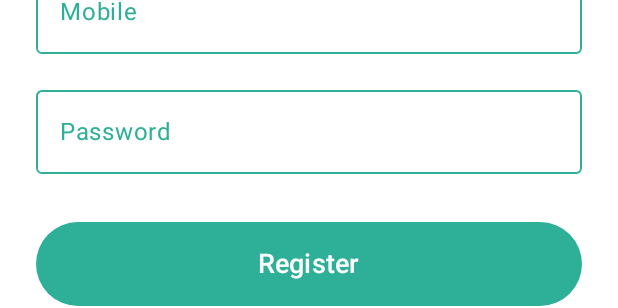
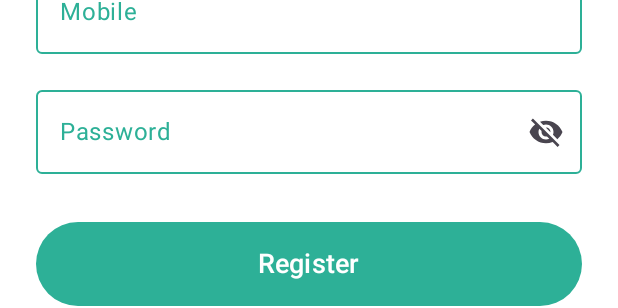
Before and after one commit to imhero2k/ass2, an Android app built with Jetpack Compose: the @Preview function RegisterScreenPreview, on a phone screen of 412 x 824 dp. Shown: the part 598-906 px from the top of the screen. Run offline under Robolectric (Android 15) with nearby library versions, the phone set to English and light mode, and no system bars.

Commit message:
adding hide password feature

```diff
--- a/app/src/main/java/com/example/fit5046_app/registerScreen.kt
+++ b/app/src/main/java/com/example/fit5046_app/registerScreen.kt
@@ -7,6 +7,8 @@ import androidx.compose.foundation.layout.*
 import androidx.compose.foundation.shape.RoundedCornerShape
 import androidx.compose.material.icons.Icons
 import androidx.compose.material.icons.filled.ArrowBack
+import androidx.compose.material.icons.filled.Visibility
+import androidx.compose.material.icons.filled.VisibilityOff
 import androidx.compose.material3.*
 import androidx.compose.runtime.*
 import androidx.compose.ui.Alignment
@@ -14,6 +16,7 @@ import androidx.compose.ui.Modifier
 import androidx.compose.ui.graphics.Color
 import androidx.compose.ui.text.font.FontWeight
 import androidx.compose.ui.text.input.PasswordVisualTransformation
+import androidx.compose.ui.text.input.VisualTransformation
 import androidx.compose.ui.tooling.preview.Preview
 import androidx.compose.ui.unit.dp
 import androidx.compose.ui.unit.sp
@@ -30,6 +33,7 @@ fun RegisterScreen(
     var email by remember { mutableStateOf("") }
     var mobile by remember { mutableStateOf("") }
     var password by remember { mutableStateOf("") }
+    var passwordVisible by remember { mutableStateOf(false) }
 
     Box(modifier = Modifier.fillMaxSize()) {
 
@@ -113,8 +117,14 @@ fun RegisterScreen(
                         value = password,
                         onValueChange = { password = it },
                         label = { Text("Password", color = MaterialTheme.colorScheme.primary) },
-                        visualTransformation = PasswordVisualTransformation(),
+                        visualTransformation = if (passwordVisible) VisualTransformation.None else PasswordVisualTransformation(),
                         singleLine = true,
+                        trailingIcon = {
+                            val image = if (passwordVisible) Icons.Default.Visibility else Icons.Default.VisibilityOff
+                            IconButton(onClick = { passwordVisible = !passwordVisible }) {
+                                Icon(image, contentDescription = if (passwordVisible) "Hide password" else "Show password")
+                            }
+                        },
                         colors = OutlinedTextFieldDefaults.colors(
                             focusedBorderColor = MaterialTheme.colorScheme.primary,
                             unfocusedBorderColor = MaterialTheme.colorScheme.primary
```
Also changed, not shown: app/src/main/java/com/example/fit5046_app/loginScreen.kt (+12 -1 lines).
